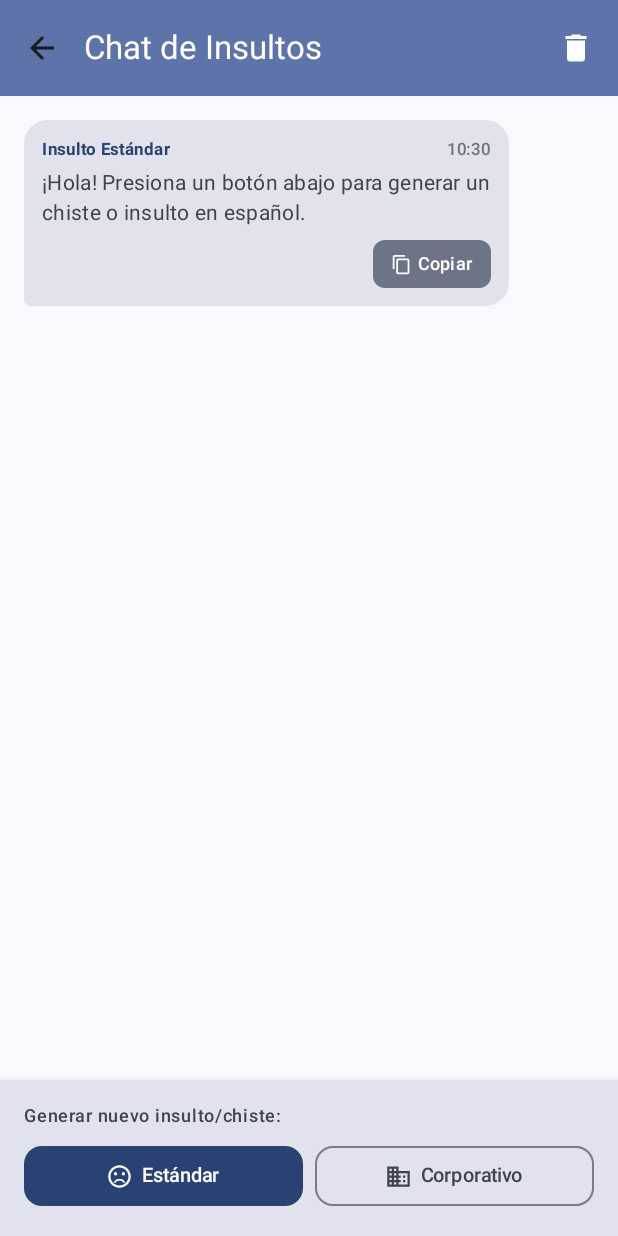
After one commit to Manizeh-afk/proyecto_api_con_pastel, an Android app built with Jetpack Compose: the InsultChatScreen screen opened through its navigation route, on a phone screen of 412 x 824 dp. The commit adds this screen. Run offline under Robolectric (Android 15) with nearby library versions, the phone set to English and light mode, and no system bars.

Commit message:
feature: API de chistes/insultos creativos

```diff
--- a/app/src/main/java/com/example/proyecto_api_con_pastel/GamerPowerApplication.kt
+++ b/app/src/main/java/com/example/proyecto_api_con_pastel/GamerPowerApplication.kt
@@ -4,7 +4,9 @@ import android.app.Application
 import com.example.proyecto_api_con_pastel.data.FavoritosRepository
 import com.example.proyecto_api_con_pastel.data.FinalSpaceRepository
 import com.example.proyecto_api_con_pastel.data.GamerPowerRepository
+import com.example.proyecto_api_con_pastel.data.InsultRepository
 import com.example.proyecto_api_con_pastel.data.local.GamerPowerDatabase
+import com.example.proyecto_api_con_pastel.data.remote.InsultRetrofitClient
 import com.example.proyecto_api_con_pastel.data.remote.RetrofitClient
 
 class GamerPowerApplication : Application() {
@@ -26,4 +28,10 @@ class GamerPowerApplication : Application() {
             apiService = com.example.proyecto_api_con_pastel.data.remote.FinalSpaceRetrofitClient.apiService
         )
     }
+    val insultRepository by lazy {
+        InsultRepository(
+            insultApiService = InsultRetrofitClient.insultApiService,
+            translationApiService = InsultRetrofitClient.translationApiService
+        )
+    }
 }
--- /dev/null
+++ b/app/src/main/java/com/example/proyecto_api_con_pastel/data/remote/InsultApiService.kt
@@ -0,0 +1,21 @@
+package com.example.proyecto_api_con_pastel.data.remote
+
+import retrofit2.Response
+import retrofit2.http.GET
+import retrofit2.http.Query
+
+interface InsultApiService {
+    @GET("api/insult.json")
+    suspend fun getStandardInsult(): Response<InsultResponseDto>
+
+    @GET("api/en_corporate/insult.json")
+    suspend fun getCorporateInsult(): Response<InsultResponseDto>
+}
+
+interface TranslationApiService {
+    @GET("get")
+    suspend fun translateText(
+        @Query("q") text: String,
+        @Query("langpair") langPair: String = "en|es"
+    ): Response<MyMemoryTranslationResponseDto>
+}
--- /dev/null
+++ b/app/src/main/java/com/example/proyecto_api_con_pastel/data/remote/InsultRetrofitClient.kt
@@ -0,0 +1,25 @@
+package com.example.proyecto_api_con_pastel.data.remote
+
+import retrofit2.Retrofit
+import retrofit2.converter.gson.GsonConverterFactory
+
+object InsultRetrofitClient {
+    private const val INSULT_BASE_URL = "https://insult.mattbas.org/"
+    private const val TRANSLATION_BASE_URL = "https://api.mymemory.translated.net/"
+
+    val insultApiService: InsultApiService by lazy {
+        Retrofit.Builder()
+            .baseUrl(INSULT_BASE_URL)
+            .addConverterFactory(GsonConverterFactory.create())
+            .build()
+            .create(InsultApiService::class.java)
+    }
+
+    val translationApiService: TranslationApiService by lazy {
+        Retrofit.Builder()
+            .baseUrl(TRANSLATION_BASE_URL)
+            .addConverterFactory(GsonConverterFactory.create())
+            .build()
+            .create(TranslationApiService::class.java)
+    }
+}
--- /dev/null
+++ b/app/src/main/java/com/example/proyecto_api_con_pastel/model/ChatMessage.kt
@@ -0,0 +1,14 @@
+package com.example.proyecto_api_con_pastel.model
+
+import java.text.SimpleDateFormat
+import java.util.Date
+import java.util.Locale
+import java.util.UUID
+
+data class ChatMessage(
+    val id: String = UUID.randomUUID().toString(),
+    val text: String,
+    val isUser: Boolean,
+    val timestamp: String = SimpleDateFormat("HH:mm", Locale.getDefault()).format(Date()),
+    val isCorporate: Boolean = false
+)
--- /dev/null
+++ b/app/src/main/java/com/example/proyecto_api_con_pastel/ui/insult/InsultChatScreen.kt
@@ -0,0 +1,316 @@
+package com.example.proyecto_api_con_pastel.ui.insult
+
+import android.widget.Toast
+import androidx.compose.foundation.background
+import androidx.compose.foundation.layout.Arrangement
+import androidx.compose.foundation.layout.Box
+import androidx.compose.foundation.layout.Column
+import androidx.compose.foundation.layout.PaddingValues
+import androidx.compose.foundation.layout.Row
+import androidx.compose.foundation.layout.Spacer
+import androidx.compose.foundation.layout.fillMaxSize
+import androidx.compose.foundation.layout.fillMaxWidth
+import androidx.compose.foundation.layout.height
+import androidx.compose.foundation.layout.padding
+import androidx.compose.foundation.layout.size
+import androidx.compose.foundation.layout.width
+import androidx.compose.foundation.lazy.LazyColumn
+import androidx.compose.foundation.lazy.items
+import androidx.compose.foundation.lazy.rememberLazyListState
+import androidx.compose.foundation.shape.RoundedCornerShape
+import androidx.compose.material.icons.Icons
+import androidx.compose.material.icons.automirrored.filled.ArrowBack
+import androidx.compose.material.icons.filled.Business
+import androidx.compose.material.icons.filled.ContentCopy
+import androidx.compose.material.icons.filled.Delete
+import androidx.compose.material.icons.filled.SentimentVeryDissatisfied
+import androidx.compose.material3.Button
+import androidx.compose.material3.ButtonDefaults
+import androidx.compose.material3.Card
+import androidx.compose.material3.CardDefaults
+import androidx.compose.material3.CircularProgressIndicator
+import androidx.compose.material3.ExperimentalMaterial3Api
+import androidx.compose.material3.Icon
+import androidx.compose.material3.IconButton
+import androidx.compose.material3.MaterialTheme
+import androidx.compose.material3.OutlinedButton
+import androidx.compose.material3.Scaffold
+import androidx.compose.material3.Surface
+import androidx.compose.material3.Text
+import androidx.compose.material3.TopAppBar
+import androidx.compose.material3.TopAppBarDefaults
+import androidx.compose.runtime.Composable
+import androidx.compose.runtime.LaunchedEffect
+import androidx.compose.runtime.collectAsState
+import androidx.compose.runtime.getValue
+import androidx.compose.ui.Alignment
+import androidx.compose.ui.Modifier
+import androidx.compose.ui.platform.LocalClipboardManager
+import androidx.compose.ui.platform.LocalContext
+import androidx.compose.ui.text.AnnotatedString
+import androidx.compose.ui.text.font.FontWeight
+import androidx.compose.ui.unit.dp
+import androidx.compose.ui.unit.sp
+import com.example.proyecto_api_con_pastel.model.ChatMessage
+import com.example.proyecto_api_con_pastel.ui.components.ErrorView
+
+@OptIn(ExperimentalMaterial3Api::class)
+@Composable
+fun InsultChatScreen(
+    viewModel: InsultChatViewModel,
+    onBackClick: () -> Unit
+) {
+    val state by viewModel.uiState.collectAsState()
+    val listState = rememberLazyListState()
+
+    LaunchedEffect(state.messages.size) {
+        if (state.messages.isNotEmpty()) {
+            listState.animateScrollToItem(state.messages.size - 1)
+        }
+    }
+
+    Scaffold(
+        topBar = {
+            TopAppBar(
+                title = { Text("Chat de Insultos") },
+                navigationIcon = {
+                    IconButton(onClick = onBackClick) {
+                        Icon(
+                            imageVector = Icons.AutoMirrored.Filled.ArrowBack,
+                            contentDescription = "Regresar"
+                        )
+                    }
+                },
+                actions = {
+                    IconButton(onClick = { viewModel.clearChat() }) {
+                        Icon(
+                            imageVector = Icons.Default.Delete,
+                            contentDescription = "Limpiar Chat",
+                            tint = MaterialTheme.colorScheme.onPrimaryContainer
+                        )
+                    }
+                },
+                colors = TopAppBarDefaults.topAppBarColors(
+                    containerColor = MaterialTheme.colorScheme.primaryContainer,
+                    titleContentColor = MaterialTheme.colorScheme.onPrimaryContainer
+                )
+            )
+        }
+    ) { innerPadding ->
+        Column(
+            modifier = Modifier
+                .fillMaxSize()
+                .padding(innerPadding)
+        ) {
+            LazyColumn(
+                state = listState,
+                modifier = Modifier
+                    .weight(1f)
+                    .fillMaxWidth(),
+                contentPadding = PaddingValues(16.dp),
+                verticalArrangement = Arrangement.spacedBy(12.dp)
+            ) {
+                items(
+                    items = state.messages,
+                    key = { it.id }
+                ) { message ->
+                    ChatMessageBubble(message = message)
+                }
+
+                if (state.isLoading) {
+                    item {
+                        Box(
+                            modifier = Modifier
+                                .fillMaxWidth()
+                                .padding(vertical = 8.dp),
+                            contentAlignment = Alignment.Center
+                        ) {
+                            Row(
+                                verticalAlignment = Alignment.CenterVertically,
+                                horizontalArrangement = Arrangement.Center
+                            ) {
+                                CircularProgressIndicator(
+                                    modifier = Modifier.size(20.dp),
+                                    strokeWidth = 2.dp
+                                )
+                                Spacer(modifier = Modifier.width(8.dp))
+                                Text(
+                                    text = "Generando insulto en español...",
+                                    style = MaterialTheme.typography.bodyMedium,
+                                    color = MaterialTheme.colorScheme.onSurfaceVariant
+                                )
+                            }
+                        }
+                    }
+                }
+            }
+
+            if (state.errorMessage != null) {
+                ErrorView(
+                    message = state.errorMessage!!,
+                    onRetry = { viewModel.generateInsult(isCorporate = false) }
+                )
+            }
+
+            // Panel inferior para generar insultos
+            Surface(
+                tonalElevation = 8.dp,
+                shadowElevation = 8.dp,
+                modifier = Modifier.fillMaxWidth()
+            ) {
+                Column(
+                    modifier = Modifier
+                        .fillMaxWidth()
+                        .padding(16.dp)
+                ) {
+                    Text(
+                        text = "Generar nuevo insulto/chiste:",
+                        style = MaterialTheme.typography.labelMedium,
+                        color = MaterialTheme.colorScheme.onSurfaceVariant,
+                        modifier = Modifier.padding(bottom = 8.dp)
+                    )
+
+                    Row(
+                        modifier = Modifier.fillMaxWidth(),
+                        horizontalArrangement = Arrangement.spacedBy(8.dp)
+                    ) {
+                        Button(
+                            onClick = { viewModel.generateInsult(isCorporate = false) },
+                            enabled = !state.isLoading,
+                            modifier = Modifier.weight(1f),
+                            shape = RoundedCornerShape(12.dp)
+                        ) {
+                            Icon(
+                                imageVector = Icons.Default.SentimentVeryDissatisfied,
+                                contentDescription = null,
+                                modifier = Modifier.size(18.dp)
+                            )
+                            Spacer(modifier = Modifier.width(6.dp))
+                            Text(text = "Estándar", fontSize = 13.sp)
+                        }
+
+                        OutlinedButton(
+                            onClick = { viewModel.generateInsult(isCorporate = true) },
+                            enabled = !state.isLoading,
+                            modifier = Modifier.weight(1f),
+                            shape = RoundedCornerShape(12.dp)
+                        ) {
+                            Icon(
+                                imageVector = Icons.Default.Business,
+                                contentDescription = null,
+                                modifier = Modifier.size(18.dp)
+                            )
+                            Spacer(modifier = Modifier.width(6.dp))
+                            Text(text = "Corporativo", fontSize = 13.sp)
+                        }
+                    }
+                }
+            }
+        }
+    }
+}
+
+@Composable
+fun ChatMessageBubble(message: ChatMessage) {
+    val clipboardManager = LocalClipboardManager.current
+    val context = LocalContext.current
+
+    val alignment = if (message.isUser) Alignment.CenterEnd else Alignment.CenterStart
+    val containerColor = if (message.isUser) {
+        MaterialTheme.colorScheme.primary
+    } else {
+        MaterialTheme.colorScheme.surfaceVariant
+    }
+
+    val contentColor = if (message.isUser) {
+        MaterialTheme.colorScheme.onPrimary
+    } else {
+        MaterialTheme.colorScheme.onSurfaceVariant
+    }
+
+    val bubbleShape = if (message.isUser) {
+        RoundedCornerShape(topStart = 16.dp, topEnd = 16.dp, bottomStart = 16.dp, bottomEnd = 4.dp)
+    } else {
+        RoundedCornerShape(topStart = 16.dp, topEnd = 16.dp, bottomStart = 4.dp, bottomEnd = 16.dp)
+    }
+
+    Box(
+        modifier = Modifier.fillMaxWidth(),
+        contentAlignment = alignment
+    ) {
+        Card(
+            modifier = Modifier.fillMaxWidth(0.85f),
+            shape = bubbleShape,
+            colors = CardDefaults.cardColors(containerColor = containerColor)
+        ) {
+            Column(
+                modifier = Modifier.padding(12.dp)
+            ) {
+                if (!message.isUser) {
+                    Row(
+                        verticalAlignment = Alignment.CenterVertically,
+                        horizontalArrangement = Arrangement.SpaceBetween,
+                        modifier = Modifier.fillMaxWidth()
+                    ) {
+                        Text(
+                            text = if (message.isCorporate) "Insulto Corporativo" else "Insulto Estándar",
+                            style = MaterialTheme.typography.labelSmall,
+                            fontWeight = FontWeight.Bold,
+                            color = MaterialTheme.colorScheme.primary
+                        )
+                        Text(
+                            text = message.timestamp,
+                            style = MaterialTheme.typography.labelSmall,
+                            color = contentColor.copy(alpha = 0.7f)
+                        )
+                    }
+                    Spacer(modifier = Modifier.height(4.dp))
+                }
+
+                Text(
+                    text = message.text,
+                    style = MaterialTheme.typography.bodyMedium,
+                    color = contentColor
+                )
+
+                if (!message.isUser) {
+                    Spacer(modifier = Modifier.height(8.dp))
+                    Row(
+                        modifier = Modifier.fillMaxWidth(),
+                        horizontalArrangement = Arrangement.End
+                    ) {
+                        Button(
+                            onClick = {
+                                clipboardManager.setText(AnnotatedString(message.text))
+                                Toast.makeText(context, "Insulto copiado al portapapeles", Toast.LENGTH_SHORT).show()
+                            },
+                            colors = ButtonDefaults.buttonColors(
+                                containerColor = MaterialTheme.colorScheme.secondaryContainer,
+                                contentColor = MaterialTheme.colorScheme.onSecondaryContainer
+                            ),
+                            shape = RoundedCornerShape(8.dp),
+                            contentPadding = PaddingValues(horizontal = 12.dp, vertical = 4.dp),
+                            modifier = Modifier.height(32.dp)
+                        ) {
+                            Icon(
+                                imageVector = Icons.Default.ContentCopy,
+                                contentDescription = "Copiar insulto",
+                                modifier = Modifier.size(14.dp)
+                            )
+                            Spacer(modifier = Modifier.width(4.dp))
+                            Text(text = "Copiar", fontSize = 12.sp)
+                        }
+                    }
+                } else {
+                    Spacer(modifier = Modifier.height(2.dp))
+                    Text(
+                        text = message.timestamp,
+                        style = MaterialTheme.typography.labelSmall,
+                        color = contentColor.copy(alpha = 0.7f),
+                        modifier = Modifier.align(Alignment.End)
+                    )
+                }
+            }
+        }
+    }
+}
--- /dev/null
+++ b/app/src/main/java/com/example/proyecto_api_con_pastel/ui/insult/InsultChatViewModel.kt
@@ -0,0 +1,87 @@
+package com.example.proyecto_api_con_pastel.ui.insult
+
+import androidx.lifecycle.ViewModel
+import androidx.lifecycle.ViewModelProvider
+import androidx.lifecycle.viewModelScope
+import com.example.proyecto_api_con_pastel.data.InsultRepository
+import com.example.proyecto_api_con_pastel.model.ChatMessage
+import com.example.proyecto_api_con_pastel.util.Resource
+import kotlinx.coroutines.flow.MutableStateFlow
+import kotlinx.coroutines.flow.StateFlow
+import kotlinx.coroutines.flow.asStateFlow
+import kotlinx.coroutines.flow.launchIn
+import kotlinx.coroutines.flow.onEach
+
+data class InsultChatUiState(
+    val messages: List<ChatMessage> = listOf(
+        ChatMessage(
+            text = "¡Hola! Presiona un botón abajo para generar un chiste o insulto en español.",
+            isUser = false
+        )
+    ),
+    val isLoading: Boolean = false,
+    val errorMessage: String? = null
+)
+
+class InsultChatViewModel(
+    private val repository: InsultRepository
+) : ViewModel() {
+
+    private val _uiState = MutableStateFlow(InsultChatUiState())
+    val uiState: StateFlow<InsultChatUiState> = _uiState.asStateFlow()
+
+    fun generateInsult(isCorporate: Boolean) {
+        if (_uiState.value.isLoading) return
+
+        val userPrompt = if (isCorporate) {
+            "Generar insulto corporativo"
+        } else {
+            "Generar insulto común"
+        }
+
+        val userMessage = ChatMessage(text = userPrompt, isUser = true, isCorporate = isCorporate)
+        val currentMessages = _uiState.value.messages + userMessage
+
+        _uiState.value = _uiState.value.copy(
+            messages = currentMessages,
+            isLoading = true,
+            errorMessage = null
+        )
+
+        repository.fetchInsult(isCorporate).onEach { result ->
+            when (result) {
+                is Resource.Loading -> {
+                    // Carga en progreso
+                }
+                is Resource.Success -> {
+                    val botText = result.data ?: "No se pudo obtener el insulto."
+                    val botMessage = ChatMessage(text = botText, isUser = false, isCorporate = isCorporate)
+                    _uiState.value = _uiState.value.copy(
+                        messages = _uiState.value.messages + botMessage,
+                        isLoading = false,
+                        errorMessage = null
+                    )
+                }
+                is Resource.Error -> {
+                    _uiState.value = _uiState.value.copy(
+                        isLoading = false,
+                        errorMessage = result.message
+                    )
+                }
+            }
+        }.launchIn(viewModelScope)
+    }
+
+    fun clearChat() {
+        _uiState.value = InsultChatUiState()
+    }
+
+    class Factory(
+        private val repository: InsultRepository
+    ) : ViewModelProvider.Factory {
+        @Suppress("UNCHECKED_CAST")
+        override fun <T : ViewModel> create(modelClass: Class<T>): T {
+            return InsultChatViewModel(repository) as T
+        }
+    }
+}
--- a/app/src/main/java/com/example/proyecto_api_con_pastel/ui/list/ListScreen.kt
+++ b/app/src/main/java/com/example/proyecto_api_con_pastel/ui/list/ListScreen.kt
@@ -15,6 +15,7 @@ import androidx.compose.material.icons.Icons
 import androidx.compose.material.icons.filled.Favorite
 import androidx.compose.material.icons.filled.Public
 import androidx.compose.material.icons.filled.Search
+import androidx.compose.material.icons.filled.SentimentVeryDissatisfied
 import androidx.compose.material3.ExperimentalMaterial3Api
 import androidx.compose.material3.FilterChip
 import androidx.compose.material3.Icon
@@ -40,7 +41,8 @@ fun ListScreen(
     viewModel: ListViewModel,
     onGiveawayClick: (Int) -> Unit,
     onFavoritesClick: () -> Unit,
-    onFinalSpaceClick: () -> Unit
+    onFinalSpaceClick: () -> Unit,
+    onInsultChatClick: () -> Unit
 ) {
     val state by viewModel.uiState.collectAsState()
     val platforms = listOf("pc", "steam", "ps4", "xbox-one", "switch", "android")
@@ -50,6 +52,13 @@ fun ListScreen(
             TopAppBar(
                 title = { Text("GamerPower Giveaways") },
                 actions = {
+                    IconButton(onClick = onInsultChatClick) {
+                        Icon(
+                            imageVector = Icons.Default.SentimentVeryDissatisfied,
+                            contentDescription = "Chat de Insultos",
+                            tint = MaterialTheme.colorScheme.onPrimaryContainer
+                        )
+                    }
                     IconButton(onClick = onFinalSpaceClick) {
                         Icon(
                             imageVector = Icons.Default.Public,
--- a/app/src/main/java/com/example/proyecto_api_con_pastel/ui/navigation/AppNavigation.kt
+++ b/app/src/main/java/com/example/proyecto_api_con_pastel/ui/navigation/AppNavigation.kt
@@ -15,6 +15,8 @@ import com.example.proyecto_api_con_pastel.ui.favoritos.FavoritosScreen
 import com.example.proyecto_api_con_pastel.ui.favoritos.FavoritosViewModel
 import com.example.proyecto_api_con_pastel.ui.finalspace.FinalSpaceScreen
 import com.example.proyecto_api_con_pastel.ui.finalspace.FinalSpaceViewModel
+import com.example.proyecto_api_con_pastel.ui.insult.InsultChatScreen
+import com.example.proyecto_api_con_pastel.ui.insult.InsultChatViewModel
 import com.example.proyecto_api_con_pastel.ui.list.ListScreen
 import com.example.proyecto_api_con_pastel.ui.list.ListViewModel
 
@@ -44,6 +46,9 @@ fun AppNavigation() {
                 },
                 onFinalSpaceClick = {
                     navController.navigate(Screen.FinalSpace.route)
+                },
+                onInsultChatClick = {
+                    navController.navigate(Screen.InsultChat.route)
                 }
             )
         }
@@ -100,5 +105,19 @@ fun AppNavigation() {
                 }
             )
         }
+
+        composable(route = Screen.InsultChat.route) {
+            val insultChatViewModel: InsultChatViewModel = viewModel(
+                factory = InsultChatViewModel.Factory(
+                    repository = app.insultRepository
+                )
+            )
+            InsultChatScreen(
+                viewModel = insultChatViewModel,
+                onBackClick = {
+                    navController.popBackStack()
+                }
+            )
+        }
     }
 }
--- a/app/src/main/java/com/example/proyecto_api_con_pastel/ui/navigation/Screen.kt
+++ b/app/src/main/java/com/example/proyecto_api_con_pastel/ui/navigation/Screen.kt
@@ -7,4 +7,5 @@ sealed class Screen(val route: String) {
     }
     object Favoritos : Screen("favoritos")
     object FinalSpace : Screen("final_space")
+    object InsultChat : Screen("insult_chat")
 }
```
Also changed, not shown: app/src/main/java/com/example/proyecto_api_con_pastel/data/InsultRepository.kt (added, +59 -0 lines), app/src/main/java/com/example/proyecto_api_con_pastel/data/remote/InsultDtos.kt (added, +17 -0 lines).
